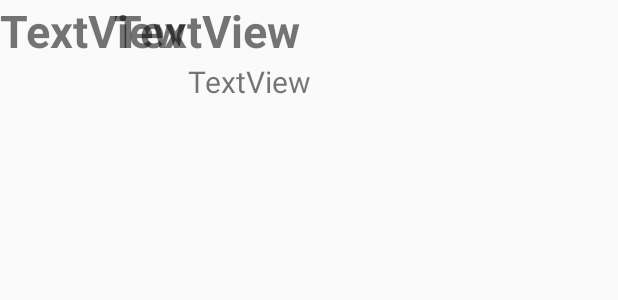
After one commit to osecall/ReMemoryDroid, an Android app: the layout listviewepisodis.xml on its own in the app's theme, with its tools: preview values and no code run, on a phone screen of 412 x 824 dp. The commit adds this screen. Shown: the top 300 px of the screen. Run offline under Robolectric (Android 15) with nearby library versions, the phone set to English and light mode, and no system bars.

Commit message:
S'ha agregat l'adaptador a listview dels episodis

```diff
--- a/app/src/main/res/layout/activity_pelicula.xml
+++ b/app/src/main/res/layout/activity_pelicula.xml
@@ -72,6 +72,7 @@
         android:layout_alignStart="@+id/btBackPel1"
         android:layout_below="@+id/tvQuestionPel1"
         android:text="@string/AtAll"
+        android:textSize="30sp"
         android:textStyle="bold" />
 
     <TextView
@@ -81,6 +82,7 @@
         android:layout_alignEnd="@+id/btNextPel1"
         android:layout_below="@+id/tvQuestionPel1"
         android:text="@string/Very"
+        android:textSize="30sp"
         android:textStyle="bold" />
 
     <RadioGroup
--- /dev/null
+++ b/app/src/main/res/layout/listviewepisodis.xml
@@ -0,0 +1,36 @@
+<?xml version="1.0" encoding="utf-8"?>
+<RelativeLayout xmlns:android="http://schemas.android.com/apk/res/android"
+    android:layout_width="wrap_content"
+    android:layout_height="match_parent">
+
+
+    <TextView
+        android:id="@+id/tvLayOutFecha"
+        android:layout_width="wrap_content"
+        android:layout_height="wrap_content"
+        android:layout_below="@+id/tvLayOutEpisodi"
+        android:layout_toRightOf="@+id/tvLayOutNum"
+        android:gravity="right"
+        android:textSize="20sp"
+        android:text="TextView" />
+
+    <TextView
+        android:id="@+id/tvLayOutNum"
+        android:layout_width="wrap_content"
+        android:layout_height="wrap_content"
+        android:text="TextView"
+        android:layout_toRightOf="@+id/tvLayOutEpisodi"
+        android:layout_above="@+id/tvLayOutFecha"
+        android:textStyle="bold"
+        android:textSize="30sp"
+        android:layout_alignParentStart="true" />
+
+    <TextView
+        android:id="@+id/tvLayOutEpisodi"
+        android:layout_width="wrap_content"
+        android:layout_height="wrap_content"
+        android:text="TextView"
+        android:textSize="30sp"
+        android:textStyle="bold"
+        android:layout_marginStart="76dp" />
+</RelativeLayout>
```
Also changed, not shown: app/src/main/java/com/rememorydroid/oriolsecall/rememorydroid/AreaAvaluadorActivity.java (+6 -6 lines), app/src/main/java/com/rememorydroid/oriolsecall/rememorydroid/EpisodiActivity.java (+24 -5 lines), app/src/main/java/com/rememorydroid/oriolsecall/rememorydroid/EpisodiList.java (added, +39 -0 lines), app/src/main/java/com/rememorydroid/oriolsecall/rememorydroid/EpisodilistAdapter.java (added, +66 -0 lines), app/src/main/java/com/rememorydroid/oriolsecall/rememorydroid/TestAnswers.java (+7 -1 lines).
